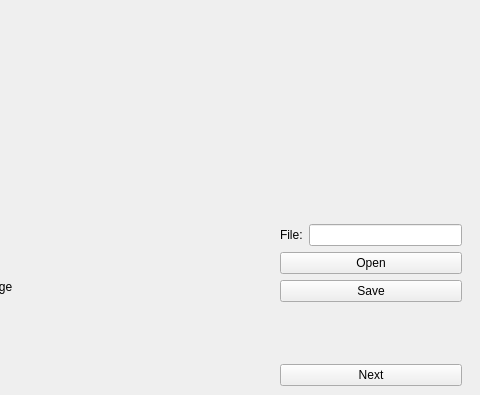
Qt form src/mainwindow.ui (beexiu/comicover) before a commit; both pictures show x 236 to 716 and y 0 to 395 of the 716 by 596 pixel window.
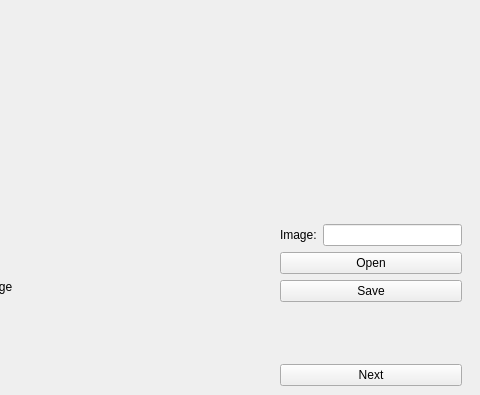
The same form after that commit. Custom widgets are drawn as their Qt base class.

```diff
--- a/src/mainwindow.ui
+++ b/src/mainwindow.ui
@@ -110,7 +110,7 @@
          <item>
           <widget class="QLabel" name="label">
            <property name="text">
-            <string>File:</string>
+            <string>Image:</string>
            </property>
           </widget>
          </item>
```
